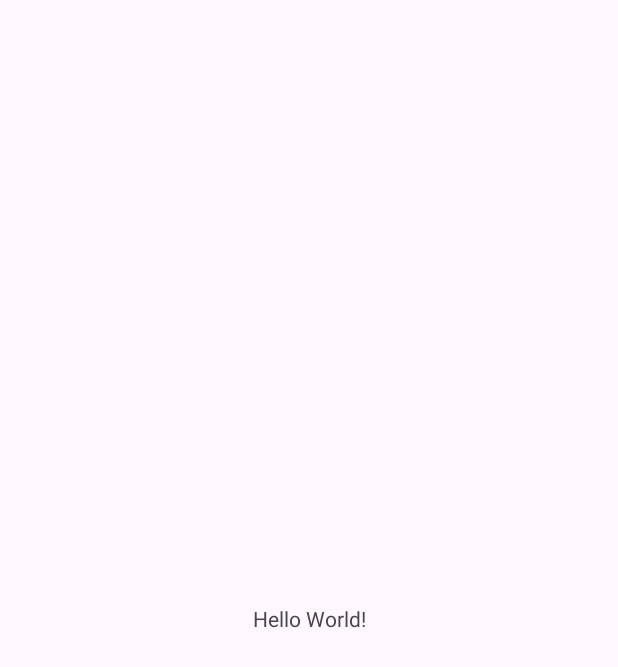
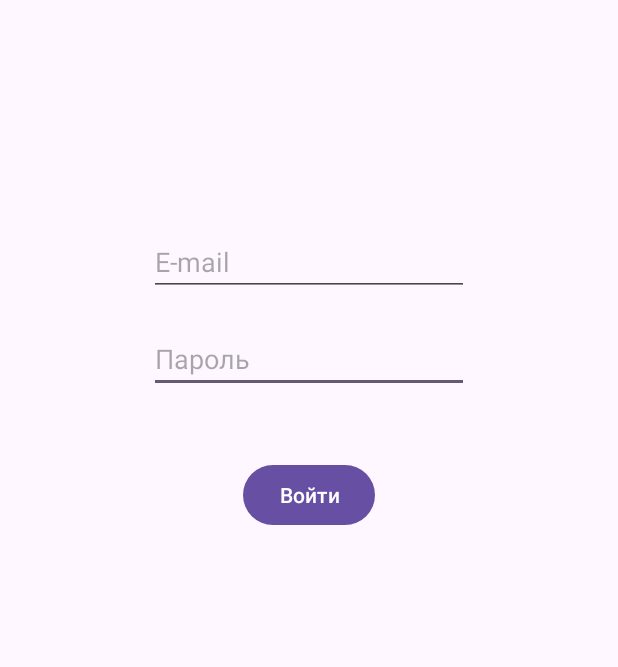
Before and after one commit to NikomuYes/CensusApp, an Android app: the screen it shows after launch (MainActivity), on a phone screen of 412 x 824 dp. Before the commit the part shown is almost empty. Shown: the top 667 px of the screen. Run offline under Robolectric (Android 15) with nearby library versions, the phone set to English and light mode, and no system bars; our stand-ins replace Firebase (no records; nobody signed in at launch, a user with empty details on screens opened directly).

```diff
--- a/app/build.gradle.kts
+++ b/app/build.gradle.kts
@@ -35,6 +35,8 @@ dependencies {
     implementation(libs.material)
     implementation(libs.activity)
     implementation(libs.constraintlayout)
+    implementation(libs.firebase.database)
+    implementation(libs.firebase.auth)
     testImplementation(libs.junit)
     androidTestImplementation(libs.ext.junit)
     androidTestImplementation(libs.espresso.core)
--- a/app/src/main/java/com/example/census/MainActivity.java
+++ b/app/src/main/java/com/example/census/MainActivity.java
@@ -1,6 +1,8 @@
 package com.example.census;
 
 import android.os.Bundle;
+import android.view.View;
+import android.widget.EditText;
 
 import androidx.activity.EdgeToEdge;
 import androidx.appcompat.app.AppCompatActivity;
@@ -8,7 +10,14 @@ import androidx.core.graphics.Insets;
 import androidx.core.view.ViewCompat;
 import androidx.core.view.WindowInsetsCompat;
 
+import com.google.firebase.database.DatabaseReference;
+import com.google.firebase.database.FirebaseDatabase;
+
+
 public class MainActivity extends AppCompatActivity {
+    private EditText editLog, editPas;
+    private DatabaseReference loginDatabase;
+    private String USER_KEY = "User";
 
     @Override
     protected void onCreate(Bundle savedInstanceState) {
@@ -20,5 +29,18 @@ public class MainActivity extends AppCompatActivity {
             v.setPadding(systemBars.left, systemBars.top, systemBars.right, systemBars.bottom);
             return insets;
         });
+        init();
+    }
+    private void init(){
+        editLog = findViewById(R.id.editLogin);
+        editPas = findViewById(R.id.editPassword);
+        loginDatabase = FirebaseDatabase.getInstance().getReference(USER_KEY);
+    }
+    public void onClickLogin(View view) {
+        String id = loginDatabase.getKey();
+        String login = editLog.getText().toString();
+        String password = editPas.getText().toString();
+        User newUser = new User(id, login, password);
+        loginDatabase.push().setValue(newUser);
     }
 }
--- a/app/src/main/res/layout/activity_main.xml
+++ b/app/src/main/res/layout/activity_main.xml
@@ -7,13 +7,37 @@
     android:layout_height="match_parent"
     tools:context=".MainActivity">
 
-    <TextView
+    <EditText
+        android:id="@+id/editPassword"
         android:layout_width="wrap_content"
         android:layout_height="wrap_content"
-        android:text="Hello World!"
-        app:layout_constraintBottom_toBottomOf="parent"
+        android:layout_marginTop="19dp"
+        android:ems="10"
+        android:hint="Пароль"
+        android:inputType="text"
+        app:layout_constraintStart_toStartOf="@+id/editLogin"
+        app:layout_constraintTop_toBottomOf="@+id/editLogin" />
+
+    <EditText
+        android:id="@+id/editLogin"
+        android:layout_width="wrap_content"
+        android:layout_height="wrap_content"
+        android:layout_marginTop="152dp"
+        android:ems="10"
+        android:hint="E-mail"
+        android:inputType="text"
         app:layout_constraintEnd_toEndOf="parent"
         app:layout_constraintStart_toStartOf="parent"
         app:layout_constraintTop_toTopOf="parent" />
 
+    <Button
+        android:id="@+id/buttonLogin"
+        android:layout_width="wrap_content"
+        android:layout_height="wrap_content"
+        android:layout_marginTop="44dp"
+        android:onClick="onClickLogin"
+        android:text="Войти"
+        app:layout_constraintEnd_toEndOf="parent"
+        app:layout_constraintStart_toStartOf="parent"
+        app:layout_constraintTop_toBottomOf="@+id/editPassword" />
 </androidx.constraintlayout.widget.ConstraintLayout>
--- a/gradle/libs.versions.toml
+++ b/gradle/libs.versions.toml
@@ -7,6 +7,9 @@ appcompat = "1.7.0"
 material = "1.12.0"
 activity = "1.9.0"
 constraintlayout = "2.1.4"
+googleGmsGoogleServices = "4.4.2"
+firebaseDatabase = "21.0.0"
+firebaseAuth = "23.0.0"
 
 [libraries]
 junit = { group = "junit", name = "junit", version.ref = "junit" }
@@ -16,6 +19,9 @@ appcompat = { group = "androidx.appcompat", name = "appcompat", version.ref = "a
 material = { group = "com.google.android.material", name = "material", version.ref = "material" }
 activity = { group = "androidx.activity", name = "activity", version.ref = "activity" }
 constraintlayout = { group = "androidx.constraintlayout", name = "constraintlayout", version.ref = "constraintlayout" }
+firebase-database = { group = "com.google.firebase", name = "firebase-database", version.ref = "firebaseDatabase" }
+firebase-auth = { group = "com.google.firebase", name = "firebase-auth", version.ref = "firebaseAuth" }
 
 [plugins]
 android-application = { id = "com.android.application", version.ref = "agp" }
+google-gms-google-services = { id = "com.google.gms.google-services", version.ref = "googleGmsGoogleServices" }
```
Also changed, not shown: app/src/main/java/com/example/census/User.java (added, +14 -0 lines).
